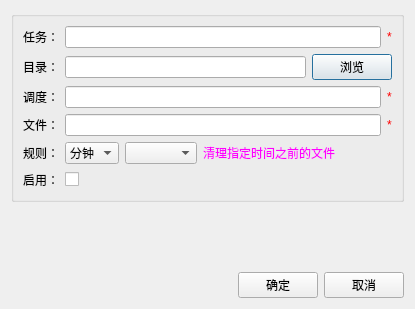
The window that apps/DataTransfer/ui/dataclear.ui (liubojun/DataTransfer) describes before a commit, drawn with Qt 5.
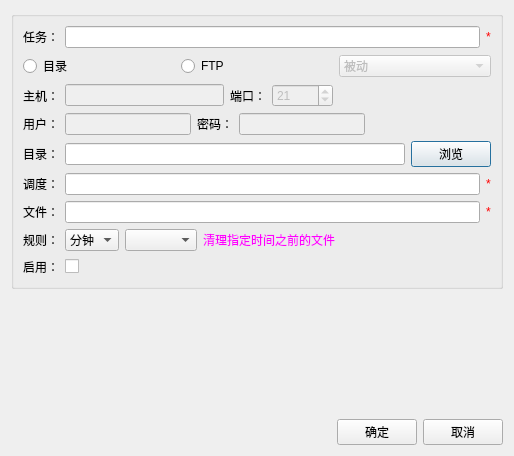
The same window after the commit.

Commit message: 提交ftp清理功能，目录清理支持ftp远程清理

```diff
--- a/apps/DataTransfer/ui/dataclear.ui
+++ b/apps/DataTransfer/ui/dataclear.ui
@@ -6,8 +6,8 @@
    <rect>
     <x>0</x>
     <y>0</y>
-    <width>415</width>
-    <height>309</height>
+    <width>514</width>
+    <height>456</height>
    </rect>
   </property>
   <property name="windowTitle">
@@ -44,6 +44,137 @@
         </item>
        </layout>
       </item>
+      <item>
+       <layout class="QHBoxLayout" name="horizontalLayout_8">
+        <item>
+         <widget class="QRadioButton" name="rBt_dir">
+          <property name="text">
+           <string>目录</string>
+          </property>
+         </widget>
+        </item>
+        <item>
+         <widget class="QRadioButton" name="rBt_ftp">
+          <property name="text">
+           <string>FTP</string>
+          </property>
+         </widget>
+        </item>
+        <item>
+         <widget class="QComboBox" name="cBx_ftpmode">
+          <property name="enabled">
+           <bool>false</bool>
+          </property>
+          <item>
+           <property name="text">
+            <string>被动</string>
+           </property>
+          </item>
+          <item>
+           <property name="text">
+            <string>主动</string>
+           </property>
+          </item>
+         </widget>
+        </item>
+       </layout>
+      </item>
+      <item>
+       <layout class="QHBoxLayout" name="horizontalLayout_9">
+        <item>
+         <widget class="QLabel" name="label_ip">
+          <property name="text">
+           <string>主机：</string>
+          </property>
+         </widget>
+        </item>
+        <item>
+         <widget class="QLineEdit" name="lineEdit_ip">
+          <property name="enabled">
+           <bool>false</bool>
+          </property>
+         </widget>
+        </item>
+        <item>
+         <widget class="QLabel" name="label_12">
+          <property name="text">
+           <string>端口：</string>
+          </property>
+         </widget>
+        </item>
+        <item>
+         <widget class="QSpinBox" name="spinBox_port">
+          <property name="enabled">
+           <bool>false</bool>
+          </property>
+          <property name="maximum">
+           <number>65535</number>
+          </property>
+          <property name="value">
+           <number>21</number>
+          </property>
+         </widget>
+        </item>
+        <item>
+         <spacer name="horizontalSpacer_4">
+          <property name="orientation">
+           <enum>Qt::Horizontal</enum>
+          </property>
+          <property name="sizeHint" stdset="0">
+           <size>
+            <width>40</width>
+            <height>20</height>
+           </size>
+          </property>
+         </spacer>
+        </item>
+       </layout>
+      </item>
+      <item>
+       <layout class="QHBoxLayout" name="horizontalLayout_10">
+        <item>
+         <widget class="QLabel" name="label_13">
+          <property name="text">
+           <string>用户：</string>
+          </property>
+         </widget>
+        </item>
+        <item>
+         <widget class="QLineEdit" name="lineEdit_user">
+          <property name="enabled">
+           <bool>false</bool>
+          </property>
+         </widget>
+        </item>
+        <item>
+         <widget class="QLabel" name="label_14">
+          <property name="text">
+           <string>密码：</string>
+          </property>
+         </widget>
+        </item>
+        <item>
+         <widget class="QLineEdit" name="lineEdit_password">
+          <property name="enabled">
+           <bool>false</bool>
+          </property>
+         </widget>
+        </item>
+        <item>
+         <spacer name="horizontalSpacer_5">
+          <property name="orientation">
+           <enum>Qt::Horizontal</enum>
+          </property>
+          <property name="sizeHint" stdset="0">
+           <size>
+            <width>40</width>
+            <height>20</height>
+           </size>
+          </property>
+         </spacer>
+        </item>
+       </layout>
+      </item>
       <item>
        <layout class="QHBoxLayout" name="horizontalLayout_2">
         <item>
```
Left out of the diff: 20 changed lines with no effect on the pictures. The commit also changes 15 other files.
